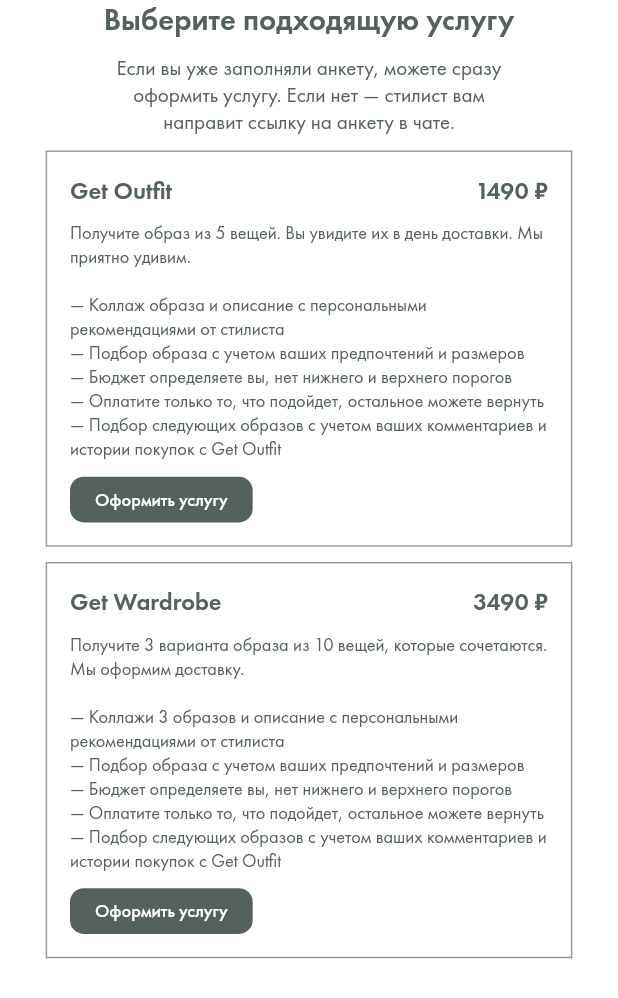
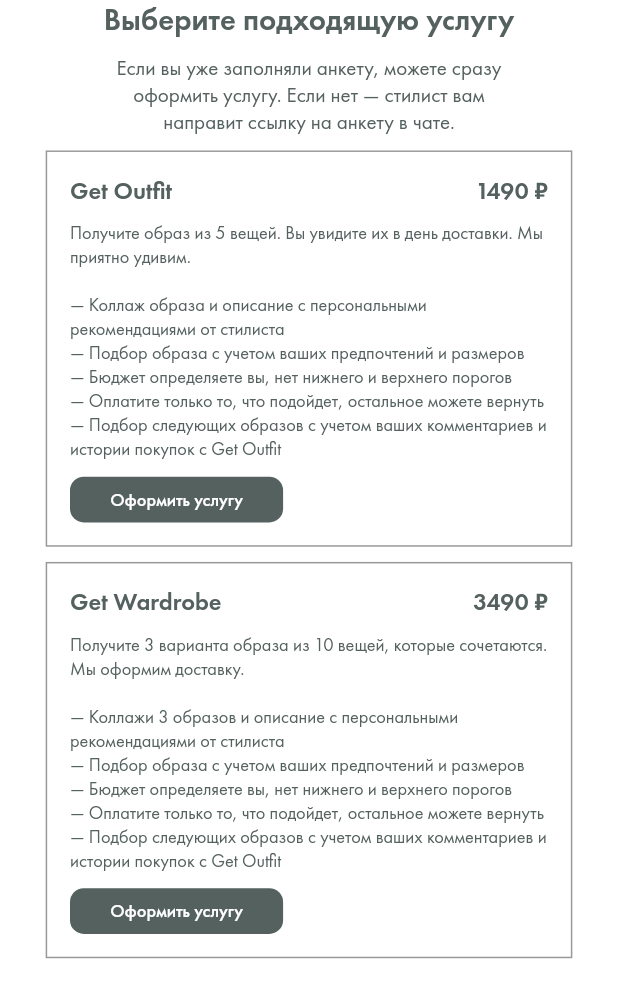
Before and after one commit to dbystruev/Get-Outfit, a Flutter app: the PlansScreen screen opened directly, after a tap on "Оформить услугу", on a phone screen of 412 x 824 dp. Shown: the top 998 px of the screen. Run offline on Flutter 3.47's test engine with Material 2 defaults, Android fonts, the phone set to English and light mode, and no system bars.

Commit message:
Fixed plans buttons

```diff
--- a/lib/screens/plans.dart
+++ b/lib/screens/plans.dart
@@ -17,7 +17,7 @@
 
   @override
   Widget build(BuildContext context) {
-    print('DEBUG in lib/screens/plans.dart line 13: PlansScreen.build');
+    print('DEBUG in lib/screens/plans.dart line 20: PlansScreen.build');
     final double scale = getScale(context);
     List<Widget> children = [
       FuturaDemiText.w500(
--- a/lib/screens/quiz.dart
+++ b/lib/screens/quiz.dart
@@ -55,14 +55,14 @@
           leftText: pageIndex < 1 ? 'Для кого' : 'Назад',
           middleText: '${pageIndex + 1} из ${allQuestions.length}',
           onLeftPressed: () {
-            print('DEBUG in lib/screens/questions.dart line 57: back pressed');
+            print('DEBUG in lib/screens/questions.dart line 58: back pressed');
             if (pageIndex < 1)
               Navigator.pop(context);
             else
               setState(() => pageIndex--);
           },
           onRightPressed: () {
-            print('DEBUG in lib/screens/questions.dart line 64: next pressed');
+            print('DEBUG in lib/screens/questions.dart line 65: next pressed');
             if (pageIndex + 1 < allQuestions.length)
               setState(() => pageIndex++);
             else
--- a/lib/widgets/plan.dart
+++ b/lib/widgets/plan.dart
@@ -19,6 +19,7 @@
   Widget build(BuildContext context) {
     return Container(
       child: Column(
+        crossAxisAlignment: CrossAxisAlignment.start,
         children: <Widget>[
           Row(
             children: <Widget>[
@@ -45,10 +46,10 @@
             mainAxisAlignment: MainAxisAlignment.start,
             onPressed: () {
               print(
-                  'DEBUG in lib/widgets/plan.dart line 46: ${plan.title} pressed');
+                  'DEBUG in lib/widgets/plan.dart line 49: ${plan.title} pressed');
             },
             scale: scale,
-            width: 120,
+            width: 140,
           ),
         ],
       ),
```
